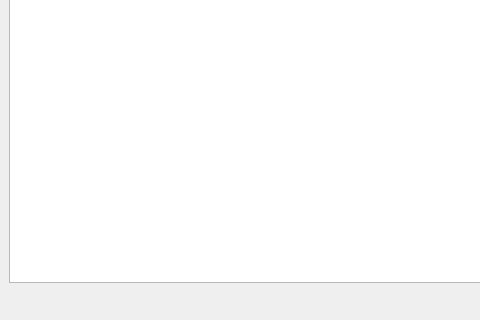
The window that src/Interface/interface.ui (mskonline/NSimulator) describes before a commit, drawn with Qt 5; both pictures show x 0 to 480 and y 280 to 600 of the 800 by 600 pixel window.
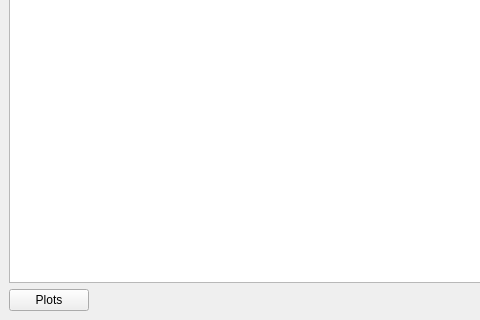
The same window after the commit. Icons and pictures are not drawn.

Commit message: Added boost lock free Queues and QCustomPlot

Diff of the .ui file:
```diff
--- a/src/Interface/interface.ui
+++ b/src/Interface/interface.ui
@@ -37,6 +37,13 @@
       </item>
       <item>
        <layout class="QHBoxLayout" name="horizontalLayout">
+        <item>
+         <widget class="QPushButton" name="pb_plots">
+          <property name="text">
+           <string>Plots</string>
+          </property>
+         </widget>
+        </item>
         <item>
          <spacer name="horizontalSpacer">
           <property name="orientation">
```
The commit also changes 19 other files.
